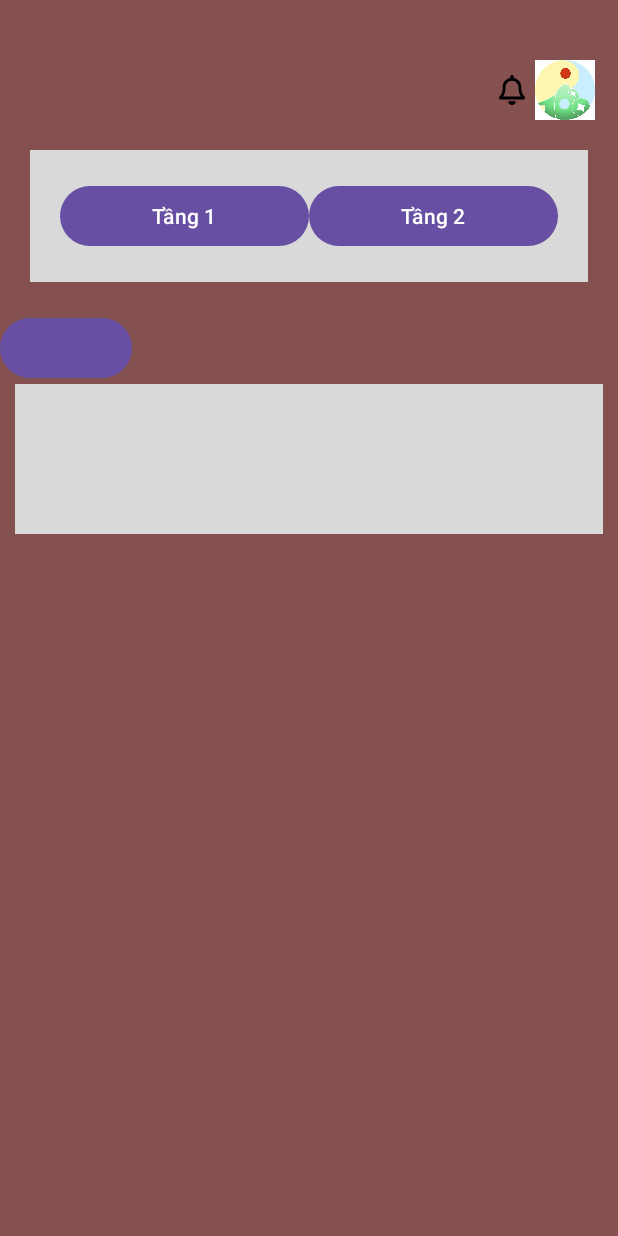
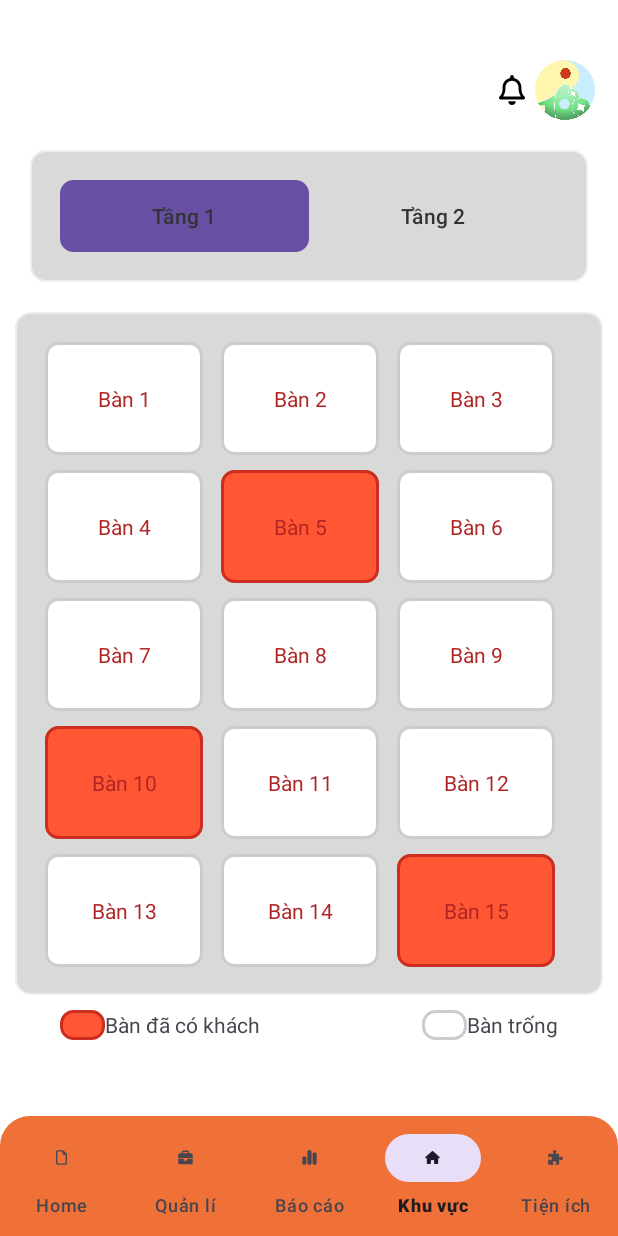
Before and after one commit to JushLeHuuTin/QuanLiNhaHangKotlin, an Android app: the KhuVucActivity screen opened directly, with no data from a screen before it, on a phone screen of 412 x 824 dp. Run offline under Robolectric (Android 15) with nearby library versions, the phone set to English and light mode, and no system bars.

Commit message:
huutin_taoBan

```diff
--- a/app/src/main/java/com/example/nhahang/KhuVucActivity.kt
+++ b/app/src/main/java/com/example/nhahang/KhuVucActivity.kt
@@ -1,48 +1,85 @@
 package com.example.nhahang
 
+import android.content.Intent
 import android.os.Bundle
+import android.widget.Button
+import android.widget.GridLayout
 import android.widget.Toast
 import androidx.activity.enableEdgeToEdge
 import androidx.appcompat.app.AppCompatActivity
 import androidx.core.view.ViewCompat
 import androidx.core.view.WindowInsetsCompat
+import androidx.recyclerview.widget.GridLayoutManager
 import androidx.recyclerview.widget.RecyclerView
+import com.google.android.material.bottomnavigation.BottomNavigationView
 
 class KhuVucActivity : AppCompatActivity() {
     private lateinit var recyclerTable : RecyclerView
-    private lateinit var recyclerItems : MutableList<RecyclerItem>
+    private lateinit var items : MutableList<ItemTable>
+    private lateinit var bottomNav : BottomNavigationView
+    private lateinit var btnTang1 : Button
+    private lateinit var btnTang2 : Button
     override fun onCreate(savedInstanceState: Bundle?) {
         super.onCreate(savedInstanceState)
         enableEdgeToEdge()
         setContentView(R.layout.activity_khu_vuc)
+        setControl()
+        getTable()
+        setEvent()
+    }
+//    set control
+    fun setControl(){
         recyclerTable = findViewById(R.id.recyclerTable)
-        recyclerItems = mutableListOf()
-//        for(i in 1..15){
-//            items.add(ItemTable("Bàn " + i,1))
-//        }
-//        Toast.makeText(this, items[0].name, Toast.LENGTH_SHORT).show()
-        recyclerItems.add(RecyclerItem(R.drawable.img_topnav_all,"All"))
-        recyclerItems.add(RecyclerItem(R.drawable.img_topnav_breakfastt,"Breakfast"))
-        recyclerItems.add(RecyclerItem(R.drawable.img_topnav_lunch,"Lunch"))
-        recyclerItems.add(RecyclerItem(R.drawable.img_topnav_dinner,"Dinner"))
-        recyclerItems.add(RecyclerItem(R.drawable.img_topnav_healthy,"Healthy"))
-        recyclerItems.add(RecyclerItem(R.drawable.img_topnav_desert,"Desert"))
-        //khai bao adapter
-//        val adapterRecycler = RecyclerAdapter(this,recyclerItems)
-        val adapter = RecyclerAdapter(this,recyclerItems)
+        items = mutableListOf()
+        for(i in 1..15){
+            if( i % 5 == 0){
+                items.add(ItemTable("Bàn " + i,1))
+            }
+            else items.add(ItemTable("Bàn " + i,0))
+        }
+        bottomNav = findViewById(R.id.bottom_nav_view)
+        bottomNav.selectedItemId = R.id.bottom_nav_location
+        btnTang1 = findViewById(R.id.btnTang1)
+        btnTang2 = findViewById(R.id.btnTang2)
+    }
+    //get list table
+    fun getTable(){
+        val layOutManager = GridLayoutManager(this,3)
+        recyclerTable.layoutManager = layOutManager
+        val adapter = RecyclerTableAdapter(this,items)
         recyclerTable.adapter = adapter
     }
-    //set control
-//    fun setControl(){
-//        recyclerTable = findViewById(R.id.recyclerTable)
-//        items = mutableListOf()
-//        for(i in 1..15){
-//            items.add(ItemTable("Bàn " + i,0))
-//        }
-//    }
-//    //get list table
-//    fun getTable(){
-//        val adapter = RecyclerTableAdapter(this,items)
-//        recyclerTable.adapter = adapter
-//    }
+    //get event select tang
+    fun setEvent(){
+        btnTang2.setOnClickListener {
+            btnTang2.setBackgroundResource(R.drawable.shape_occupied_table)
+            btnTang1.setBackgroundResource(R.drawable.btn_select)
+        }
+        btnTang1.setOnClickListener {
+            btnTang1.setBackgroundResource(R.drawable.shape_occupied_table)
+            btnTang2.setBackgroundResource(R.drawable.btn_select)
+        }
+        bottomNav.setOnNavigationItemSelectedListener { i ->
+                when(i.itemId){
+                    R.id.bottom_nav_home->{
+                        startActivity(Intent(this,MainActivity::class.java))
+                        overridePendingTransition(R.anim.animation_activity,R.anim.animation_activity)
+                        true
+                    }
+                    R.id.bottom_nav_extension->{
+                        startActivity(Intent(this,TienIchActivity::class.java))
+                        overridePendingTransition(R.anim.animation_activity,R.anim.animation_activity)
+                        true
+                    }
+                    R.id.bottom_nav_chart->{
+                        startActivity(Intent(this,ThongKeActivity::class.java))
+                        overridePendingTransition(R.anim.animation_activity,R.anim.animation_activity)
+                        true
+                    }
+                    else -> false
+                }
+
+
+        }
+    }
 }
--- a/app/src/main/java/com/example/nhahang/RecyclerTableAdapter.kt
+++ b/app/src/main/java/com/example/nhahang/RecyclerTableAdapter.kt
@@ -24,11 +24,11 @@ class RecyclerTableAdapter(val context : Context,val items : List<ItemTable>):Re
     override fun onBindViewHolder(holder: ItemViewHolder, position: Int) {
         val currentItem = items[position]
         holder.textView.text = currentItem.name
-//        if(currentItem.status == 0){
-//            holder.textView.setBackgroundColor(Color.WHITE)
-//        }else{
-//            holder.textView.setBackgroundColor(Color.BLUE)
-//        }
+        if(currentItem.status == 0){
+            holder.textView.setBackgroundResource(R.drawable.shape_empty_table)
+        }else{
+            holder.textView.setBackgroundResource(R.drawable.shape_occupied_table)
+        }
     }
 
     override fun getItemCount(): Int {
--- /dev/null
+++ b/app/src/main/res/drawable/btn_select.xml
@@ -0,0 +1,5 @@
+<?xml version="1.0" encoding="utf-8"?>
+<shape xmlns:android="http://schemas.android.com/apk/res/android">
+   <solid
+       android:color="@android:color/transparent"/>
+</shape>
--- a/app/src/main/res/drawable/btn_table.xml
+++ /dev/null
@@ -1,13 +0,0 @@
-<?xml version="1.0" encoding="utf-8"?>
-<shape xmlns:android="http://schemas.android.com/apk/res/android">
-    <stroke
-        android:width="1dp"
-        android:color="#BD2B2B"
-        />
-    <solid
-        android:color="@color/black"
-        />
-    <corners
-        android:radius="20dp"
-        />
-</shape>
--- /dev/null
+++ b/app/src/main/res/drawable/shape_background_border.xml
@@ -0,0 +1,6 @@
+<?xml version="1.0" encoding="utf-8"?>
+<shape xmlns:android="http://schemas.android.com/apk/res/android">
+    <stroke android:width="1dp" android:color="#eee"/>
+    <solid android:color="#d9d9d9"/>
+    <corners android:radius="10dp"/>
+</shape>
--- /dev/null
+++ b/app/src/main/res/drawable/shape_empty_table.xml
@@ -0,0 +1,6 @@
+<?xml version="1.0" encoding="utf-8"?>
+<shape xmlns:android="http://schemas.android.com/apk/res/android">
+    <solid android:color="#FFFFFF"/>
+    <corners android:radius="8dp"/>
+    <stroke android:color="#CCCCCC" android:width="2dp"/>
+</shape>
--- /dev/null
+++ b/app/src/main/res/drawable/shape_occupied_table.xml
@@ -0,0 +1,6 @@
+<?xml version="1.0" encoding="utf-8"?>
+<shape xmlns:android="http://schemas.android.com/apk/res/android">
+    <solid android:color="#FF5733"/>
+    <corners android:radius="8dp"/>
+    <stroke android:color="#CC2D1F" android:width="2dp"/>
+</shape>
--- /dev/null
+++ b/app/src/main/res/drawable/shape_reserved_table.xml
@@ -0,0 +1,6 @@
+<?xml version="1.0" encoding="utf-8"?>
+<shape xmlns:android="http://schemas.android.com/apk/res/android">
+    <solid android:color="#8E44AD"/>
+    <corners android:radius="8dp"/>
+    <stroke android:color="#5D3F6A" android:width="2dp"/>
+</shape>
--- a/app/src/main/res/layout/activity_khu_vuc.xml
+++ b/app/src/main/res/layout/activity_khu_vuc.xml
@@ -8,7 +8,7 @@
     tools:context=".KhuVucActivity"
     android:orientation="vertical"
     android:paddingTop="40dp"
-    android:background="#855050">
+    android:background="#fff">
     <LinearLayout
         android:layout_width="match_parent"
         android:layout_height="wrap_content"
@@ -28,31 +28,92 @@
             android:layout_marginEnd="15dp"
             app:srcCompat="@drawable/brand_108fmk" />
     </LinearLayout>
+
     <LinearLayout
         android:layout_width="match_parent"
         android:layout_height="wrap_content"
         android:padding="20dp"
-        android:background="#d9d9d9"
+        android:background="@drawable/shape_background_border"
         android:layout_margin="20dp">
         <Button
+            android:background="@drawable/shape_occupied_table"
+            android:id="@+id/btnTang1"
             android:layout_weight="1"
             android:layout_width="wrap_content"
             android:layout_height="wrap_content"
+            android:textColor="#333"
             android:text="Tầng 1"/>
         <Button
+            android:id="@+id/btnTang2"
+            android:background="@android:color/transparent"
+            android:textColor="#333"
             android:layout_weight="1"
             android:layout_width="wrap_content"
             android:layout_height="wrap_content"
             android:text="Tầng 2"/>
     </LinearLayout>
-    <Button
-        android:layout_width="wrap_content"
-        android:layout_height="wrap_content"/>
+
     <androidx.recyclerview.widget.RecyclerView
         android:id="@+id/recyclerTable"
         android:layout_width="match_parent"
-        android:layout_height="100dp"
-        android:background="#d9d9d9"
+        android:layout_height="455dp"
+        android:background="@drawable/shape_background_border"
+        android:paddingHorizontal="20dp"
+        android:paddingTop="20dp"
+        android:paddingBottom="10dp"
+        android:layout_marginBottom="10dp"
         android:layout_marginHorizontal="10dp"/>
 
+    <androidx.constraintlayout.widget.ConstraintLayout
+        android:layout_width="match_parent"
+        android:layout_height="wrap_content">
+        <ImageView
+            android:layout_marginLeft="40dp"
+            android:id="@+id/imgSTT_CoKhach"
+            android:layout_width="30dp"
+            android:layout_height="20dp"
+            android:src="@drawable/shape_occupied_table"
+            app:layout_constraintTop_toTopOf="parent"
+            app:layout_constraintStart_toStartOf="parent"/>
+
+        <TextView
+            android:layout_width="wrap_content"
+            android:layout_height="wrap_content"
+            android:text="Bàn đã có khách"
+            app:layout_constraintStart_toEndOf="@+id/imgSTT_CoKhach"
+            app:layout_constraintTop_toTopOf="parent" />
+
+        <ImageView
+            android:id="@+id/imgSTT_Trong"
+            android:layout_width="30dp"
+            android:layout_height="20dp"
+            android:src="@drawable/shape_empty_table"
+            app:layout_constraintEnd_toStartOf="@+id/textView13"
+            app:layout_constraintTop_toTopOf="parent" />
+
+        <TextView
+            android:layout_marginRight="40dp"
+            android:id="@+id/textView13"
+            android:layout_width="wrap_content"
+            android:layout_height="wrap_content"
+            android:text="Bàn trống"
+            app:layout_constraintEnd_toEndOf="parent"
+            app:layout_constraintTop_toTopOf="parent" />
+    </androidx.constraintlayout.widget.ConstraintLayout>
+
+    <androidx.constraintlayout.widget.ConstraintLayout
+        android:layout_width="match_parent"
+        android:layout_height="match_parent">
+        <com.google.android.material.bottomnavigation.BottomNavigationView
+            android:id="@+id/bottom_nav_view"
+            android:layout_width="match_parent"
+            android:layout_height="wrap_content"
+            android:background="@drawable/shape_bottom_nav_view"
+            app:layout_constraintBottom_toBottomOf="parent"
+            app:itemIconSize="30dp"
+            app:labelVisibilityMode="labeled"
+
+            app:menu="@menu/bottom_navgation_view" />
+
+    </androidx.constraintlayout.widget.ConstraintLayout>
 </LinearLayout>
--- a/app/src/main/res/layout/recycler_table_item.xml
+++ b/app/src/main/res/layout/recycler_table_item.xml
@@ -1,14 +1,15 @@
 <?xml version="1.0" encoding="utf-8"?>
 <LinearLayout xmlns:android="http://schemas.android.com/apk/res/android"
     android:layout_width="wrap_content"
-    android:layout_height="wrap_content">
+    android:layout_height="wrap_content"
+    android:layout_marginBottom="10dp">
     <TextView
         android:id="@+id/tvTable"
         android:layout_width="105dp"
         android:layout_height="75dp"
-        android:background="@drawable/btn_table"
         android:gravity="center"
-        android:textColor="#9C27B0"
+        android:textColor="#B12525"
         android:text="Ban 1"
+        android:background="@drawable/shape_background_border"
         />
 </LinearLayout>
--- /dev/null
+++ b/app/src/main/res/values/primary.xml
@@ -0,0 +1,7 @@
+<?xml version="1.0" encoding="utf-8"?>
+<resources>
+
+    <color name="primary_color">
+        #f07138
+    </color>
+</resources>
```
